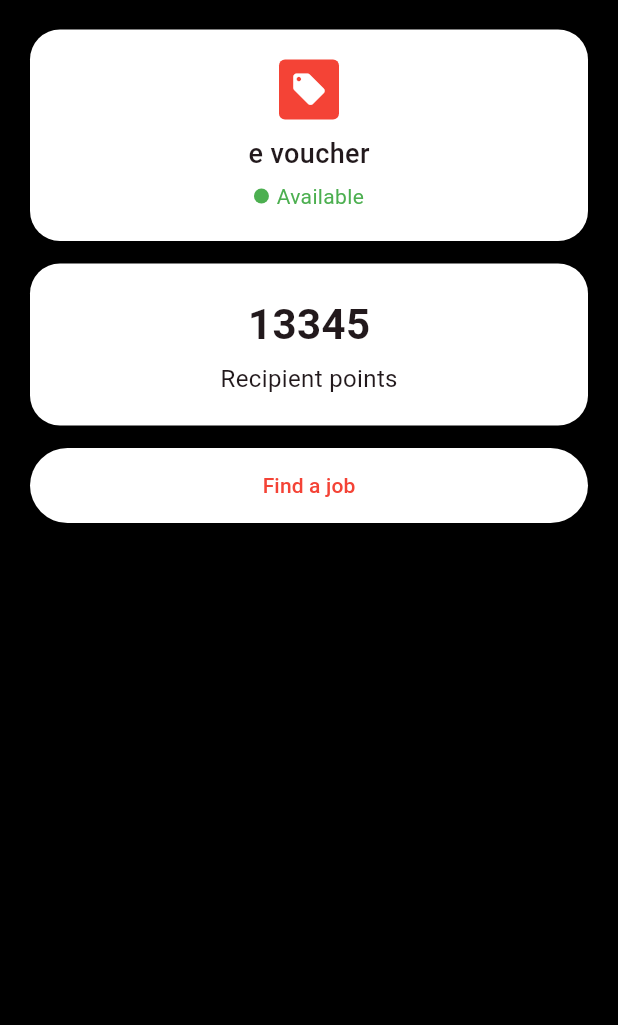
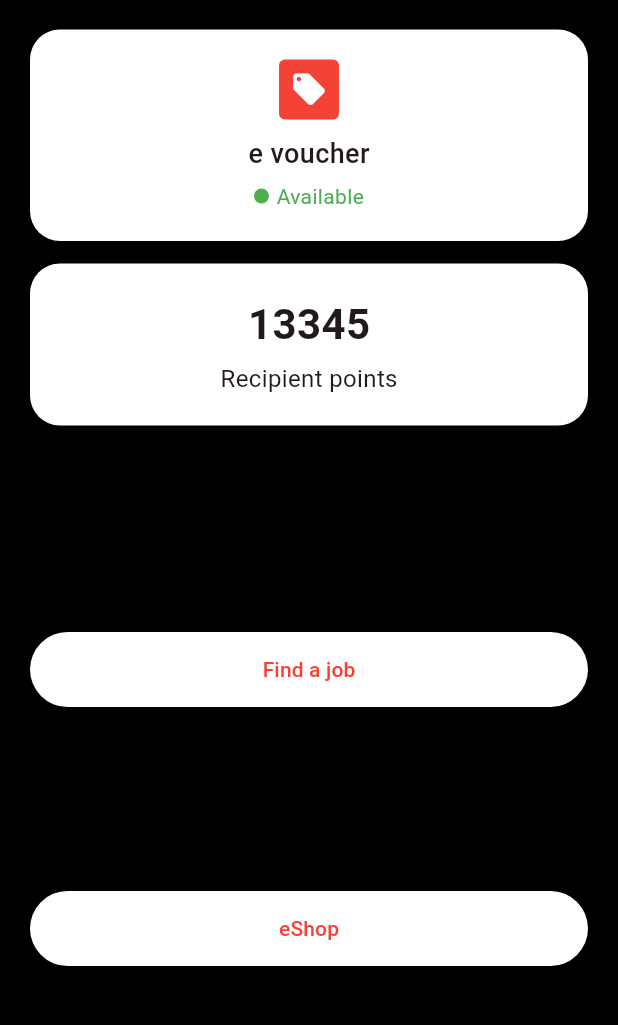
Before and after one commit to Senvidu/CS-157_Repo, a Flutter app: the RecipientHomePage screen opened by its route, on a phone screen of 412 x 824 dp, the part 86-1111 px from its top. Run offline on Flutter 3.47's test engine with Material 3 defaults, Android fonts, the phone set to English and light mode, and no system bars; our stand-ins replace go_router.

Commit message:
Added the app button to the eShop (li-1797)

```diff
--- a/HopeBridge Frontend Prototype/HopeBridge/lib/main.dart
+++ b/HopeBridge Frontend Prototype/HopeBridge/lib/main.dart
@@ -1777,7 +1777,7 @@ class RecipientHomePage extends StatelessWidget {
               ),
 
               const SizedBox(height: 15),
-
+              const Spacer(),
               // Find a job button
               AppButton(
                 label: 'Find a job',
@@ -1787,8 +1787,19 @@ class RecipientHomePage extends StatelessWidget {
                 backgroundColor: Colors.white,
                 textColor: Colors.red,
               ),
-
-              // You can add more content here if needed
+              const Spacer(),
+
+              //Eshop Button
+
+              AppButton(
+                label: 'eShop',
+                onPressed: () {
+                  //context.go('/job-finder');
+                },
+                backgroundColor: Colors.white,
+                textColor: Colors.red,
+              ),
+
               const Spacer(),
             ],
           ),
```
